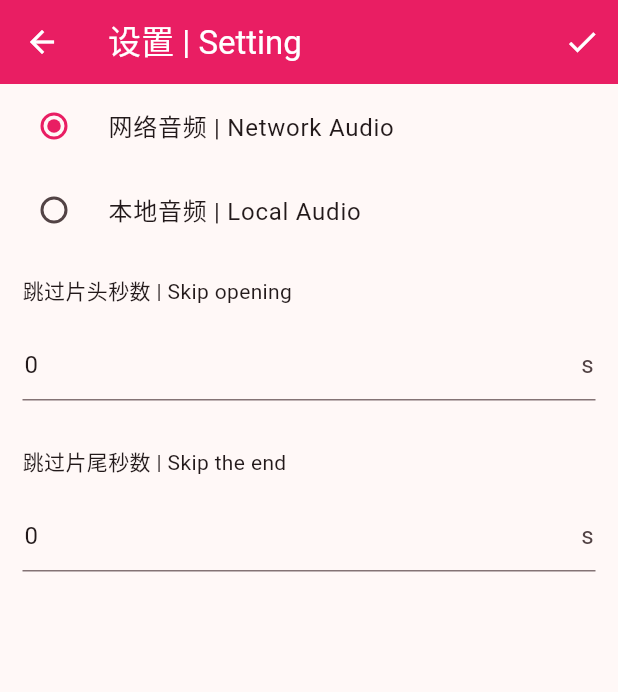
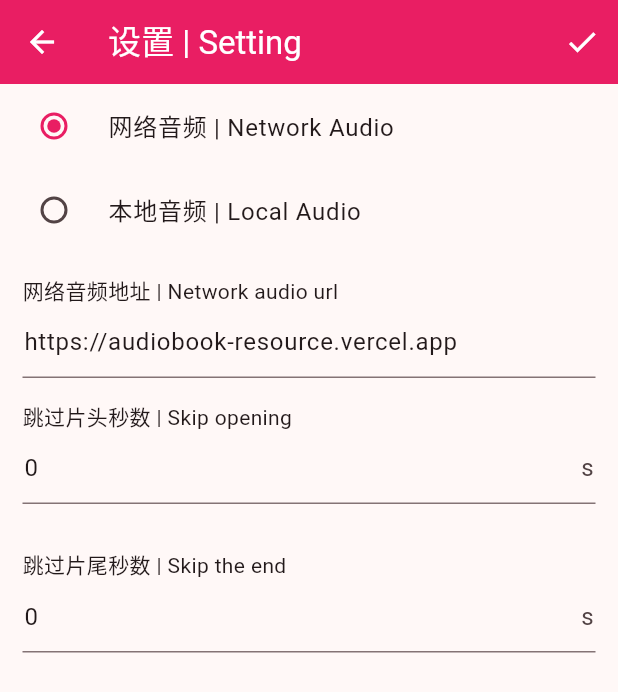
Before and after one commit to shareven/audiobook, a Flutter app: the screen it shows after launch, after a tap on the "settings applications" icon, on a phone screen of 412 x 824 dp. Shown: the top 692 px of the screen. Run offline on Flutter 3.47's test engine with Material 3 defaults, Android fonts, the phone set to English and light mode, and no system bars; drawn by our look-alikes of overlay_support; our stand-ins replace cached_network_image, connectivity, dio, file_picker, just_audio, just_audio_background and 3 more; missing offline and left inert: audio_session; network calls fail.

Commit message:
Add networkUrl custom

```diff
--- a/lib/config/Global.dart
+++ b/lib/config/Global.dart
@@ -3,7 +3,7 @@ import 'package:flutter/material.dart';
 
 class Global {
   static const themeColor = Colors.pink;
-  static const String bookBaseUrl = "https://audiobook-resource.vercel.app";
+  static const String bookNetworkUrl = "https://audiobook-resource.vercel.app";
   static const String bookLocalPath = "/storage/emulated/0/Music/book";
 
   // 每3s自动保存播放进度 | Automatically save playback progress every 3 seconds
@@ -16,7 +16,7 @@ class Global {
       "artUrl":
           "https://imagev2.xmcdn.com/storages/fe9f-audiofreehighqps/D9/DA/GKwRIJEGGtnIAAOdbwEyhidG.jpeg!strip=1&quality=7&magick=webp&op_type=5&upload_type=cover&name=web_large&device_type=ios",
       "start": 1,
-      "end": 3,
+      "end": 8,
     }),
   ];
 }
--- a/lib/pages/audio/Audio.dart
+++ b/lib/pages/audio/Audio.dart
@@ -106,7 +106,8 @@ class _AudioState extends State<Audio> {
                               width: 400,
                               height: 400,
                               imageUrl: '${metadata.artUri!}',
-                              errorWidget: (context, url, error) => EmptyImage(
+                              errorWidget: (context, url, error) =>
+                                  EmptyImage(
                                 size: 250,
                               ),
                             ),
--- a/lib/pages/audio/SettingBook.dart
+++ b/lib/pages/audio/SettingBook.dart
@@ -12,18 +12,20 @@ class SettingBook extends StatefulWidget {
 }
 
 class _SettingBookState extends State<SettingBook> {
-  String _skipSecondsStart = "0";
+  final _formKey = GlobalKey<FormState>();
   String _selectedDirectory = "";
   bool _isLocalBook = false;
+  TextEditingController _networkUrlController =
+      new TextEditingController(text: "");
   TextEditingController _skipSecondsStartController =
-      new TextEditingController(text: "");
+      new TextEditingController(text: "0");
 
   FocusNode _focusNodeSkipSecondsStart = FocusNode();
-  String _skipSecondsEnd = "0";
   TextEditingController _skipSecondsEndController =
-      new TextEditingController(text: "");
+      new TextEditingController(text: "0");
 
   FocusNode _focusNodeSkipSecondsEnd = FocusNode();
+  bool _enableBtn = true;
 
   @override
   void initState() {
@@ -34,6 +36,7 @@ class _SettingBookState extends State<SettingBook> {
   @override
   void dispose() {
     super.dispose();
+    _networkUrlController.dispose();
     _skipSecondsStartController.dispose();
     _focusNodeSkipSecondsStart.dispose();
     _skipSecondsEndController.dispose();
@@ -44,10 +47,10 @@ class _SettingBookState extends State<SettingBook> {
     List<Duration> list = await LocalStorage.getPlaySkipSeconds();
     bool isLocalBook = await LocalStorage.getIsLocalBook();
     String localBookDirectory = await LocalStorage.getLocalBookDirectory();
+    String networkBookUrl = await LocalStorage.getNetworkBookUrl();
     _skipSecondsStartController.text = list[0].inSeconds.toString();
-    _skipSecondsStart = list[0].inSeconds.toString();
     _skipSecondsEndController.text = list[1].inSeconds.toString();
-    _skipSecondsEnd = list[1].inSeconds.toString();
+    _networkUrlController.text = networkBookUrl;
     setState(() {
       _isLocalBook = isLocalBook;
       _selectedDirectory = localBookDirectory;
@@ -55,10 +58,16 @@ class _SettingBookState extends State<SettingBook> {
   }
 
   void _post() async {
-    var isSuccess = await LocalStorage.setPlaySkipSeconds(
-        [_skipSecondsStart, _skipSecondsEnd]);
+    var isSuccess = await LocalStorage.setPlaySkipSeconds([
+      _skipSecondsStartController.text.trim(),
+      _skipSecondsEndController.text.trim()
+    ]);
     await LocalStorage.setIsLocalBook(_isLocalBook);
+    if (_isLocalBook) {
       await LocalStorage.setLocalBookDirectory(_selectedDirectory);
+    } else {
+      await LocalStorage.setNetworkBookUrl(_networkUrlController.text.trim());
+    }
     if (isSuccess) {
       Provider.of<AudioProvide>(context, listen: false).setPlayBookItems();
 
@@ -118,7 +127,34 @@ class _SettingBookState extends State<SettingBook> {
                   ),
                 ],
               )
-            : Container(),
+            : Column(
+                crossAxisAlignment: CrossAxisAlignment.start,
+                children: [
+                  Padding(
+                    padding: const EdgeInsets.fromLTRB(15, 15, 15, 0),
+                    child: Text("网络音频地址 | Network audio url"),
+                  ),
+                  Padding(
+                    padding: const EdgeInsets.symmetric(horizontal: 15),
+                    child: TextFormField(
+                      validator: (v) {
+                        if (v != null && v.trim().isEmpty) {
+                          return null;
+                        }
+                        if (v != null && !v.trim().startsWith("http")) {
+                          return "需http开头 | Must start with http";
+                        }
+                        return null;
+                      },
+                      controller: _networkUrlController,
+                      decoration: InputDecoration(
+                        contentPadding: EdgeInsets.all(1),
+                        hintText: "https://audiobook-resource.vercel.app",
+                      ),
+                    ),
+                  ),
+                ],
+              ),
       ],
     );
   }
@@ -130,63 +166,74 @@ class _SettingBookState extends State<SettingBook> {
           title: Text("设置 | Setting"),
           actions: [
             IconButton(
-                onPressed: _skipSecondsStart.isNotEmpty ? _post : null,
-                icon: Icon(Icons.check))
+                onPressed: _enableBtn ? _post : null, icon: Icon(Icons.check))
           ],
         ),
-        body: ListView(
+        body: Form(
+          key: _formKey,
+          autovalidateMode: AutovalidateMode.onUserInteraction,
+          onChanged: () =>
+              setState(() => _enableBtn = _formKey.currentState!.validate()),
+          child: ListView(
             children: [
               buildIsLocalBook(context),
               Padding(
-              padding: const EdgeInsets.all(15.0),
+                padding: const EdgeInsets.fromLTRB(15, 15, 15, 0),
                 child: Text("跳过片头秒数 | Skip opening"),
               ),
               Padding(
                 padding: const EdgeInsets.symmetric(horizontal: 15),
-              child: TextField(
-                onChanged: (e) {
-                  setState(() {
-                    _skipSecondsStart = e.trim();
-                  });
+                child: TextFormField(
+                  validator: (v) {
+                    String val = v!.trim();
+                    if (val.isEmpty) return "不能为空 | Required";
+                    if (int.tryParse(val) == null || int.parse(val) < 0) {
+                      return "不是数字 | Must number";
+                    }
+                    return null;
                   },
                   keyboardType: TextInputType.number,
                   focusNode: _focusNodeSkipSecondsStart,
                   controller: _skipSecondsStartController,
-                onSubmitted: (e) => _focusNodeSkipSecondsEnd.requestFocus(),
                   textInputAction: TextInputAction.next,
                   decoration: InputDecoration(
                     contentPadding: EdgeInsets.all(1),
                     hintText: "跳过片头秒数 | Skip opening",
-                    suffixText: "s"),
+                    suffixText: "s",
+                  ),
                 ),
               ),
               SizedBox(
                 height: 15,
               ),
               Padding(
-              padding: const EdgeInsets.all(15.0),
+                padding: const EdgeInsets.fromLTRB(15, 15, 15, 0),
                 child: Text("跳过片尾秒数 | Skip the end"),
               ),
               Padding(
                 padding: const EdgeInsets.symmetric(horizontal: 15),
-              child: TextField(
-                onChanged: (e) {
-                  setState(() {
-                    _skipSecondsEnd = e.trim();
-                  });
+                child: TextFormField(
+                  validator: (v) {
+                    String val = v!.trim();
+                    if (val.isEmpty) return "不能为空 | Required";
+                    if (int.tryParse(val) == null || int.parse(val) < 0) {
+                      return "不是数字 | Must number";
+                    }
+                    return null;
                   },
                   keyboardType: TextInputType.number,
                   focusNode: _focusNodeSkipSecondsEnd,
                   controller: _skipSecondsEndController,
-                onSubmitted: (e) => _post(),
                   textInputAction: TextInputAction.send,
                   decoration: InputDecoration(
                     contentPadding: EdgeInsets.all(1),
                     hintText: "跳过片尾秒数 | Skip the end",
-                    suffixText: "s"),
+                    suffixText: "s",
+                  ),
                 ),
               ),
             ],
+          ),
         ));
   }
 }
--- a/lib/provide/audio_provide.dart
+++ b/lib/provide/audio_provide.dart
@@ -17,6 +17,7 @@ class AudioProvide with ChangeNotifier {
     BookModel? res = await LocalStorage.getCurrentBookVal();
     bool isLocalBook = await LocalStorage.getIsLocalBook();
     String bookLocalPath = await LocalStorage.getLocalBookDirectory();
+    String bookNetworkUrl = await LocalStorage.getNetworkBookUrl();
 
     BookModel book = res ?? Global.books[0];
     List<AudioSource> items = List.generate(
@@ -28,7 +29,7 @@ class AudioProvide with ChangeNotifier {
         return AudioSource.uri(
           isLocalBook
               ? Uri.file('${bookLocalPath}/${book.name}/${fileName}')
-              : Uri.parse('${Global.bookBaseUrl}/${book.name}/${fileName}'),
+              : Uri.parse('${bookNetworkUrl}/${book.name}/${fileName}'),
           tag: MediaItem(
             id: '$i',
             album: str,
@@ -81,12 +82,30 @@ class AudioProvide with ChangeNotifier {
   }
 
   setPlayBookItems() async {
+    bool isLocalBook = await LocalStorage.getIsLocalBook();
+    if (isLocalBook) {
       try {
         // 请求权限 | Permission request
         await Permission.audio.request();
 
         var status = await Permission.audio.status;
+
         if (status.isGranted) {
+          _setSource();
+        } else {
+          showErrorMsg("音频权限获取失败 | Failed to obtain audio permission");
+        }
+      } catch (e, stackTrace) {
+        print("Error loading playlist: $e");
+        print(stackTrace);
+      }
+    } else {
+      _setSource();
+    }
+    notifyListeners();
+  }
+
+  _setSource() async {
     List<AudioSource> list = await _getCurrentBookItems();
     _playlist = ConcatenatingAudioSource(children: list);
     try {
@@ -95,13 +114,6 @@ class AudioProvide with ChangeNotifier {
       showErrorMsg(e.toString());
     }
     _getRecord();
-      } else {
-        showErrorMsg("音频权限获取失败 | Failed to obtain audio permission");
-      }
-    } catch (e, stackTrace) {
-      print("Error loading playlist: $e");
-      print(stackTrace);
-    }
     notifyListeners();
   }
 
--- a/lib/utils/LocalStorage.dart
+++ b/lib/utils/LocalStorage.dart
@@ -11,6 +11,7 @@ class LocalStorage {
   static const String currentBookKey = "currentBookKey";
   static const String isLocalBookKey = "isLocalBookKey";
   static const String localBookDirectoryKey = "localBookDirectoryKey";
+  static const String networkBookUrlKey = "networkBookUrlKey";
 
   static Future<bool?> setBooksVal(List list) async {
     SharedPreferences prefs = await SharedPreferences.getInstance();
@@ -100,4 +101,14 @@ class LocalStorage {
     SharedPreferences prefs = await SharedPreferences.getInstance();
     return prefs.getString(localBookDirectoryKey) ?? Global.bookLocalPath;
   }
+
+  static Future<bool> setNetworkBookUrl(String val) async {
+    SharedPreferences prefs = await SharedPreferences.getInstance();
+    return prefs.setString(networkBookUrlKey, val);
+  }
+
+  static Future<String> getNetworkBookUrl() async {
+    SharedPreferences prefs = await SharedPreferences.getInstance();
+    return prefs.getString(networkBookUrlKey) ?? Global.bookNetworkUrl;
+  }
 }
```
Also changed, not shown: images/audiobook1.jpg, images/audiobook2.jpg, images/audiobook3.jpg, images/audiobook4.jpg. Lines whose indentation alone changed are shown as unchanged.
